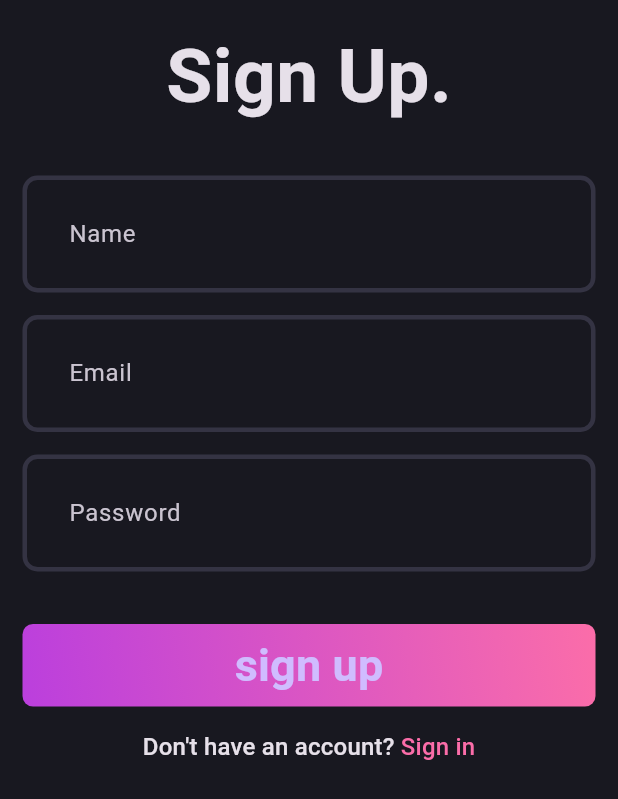
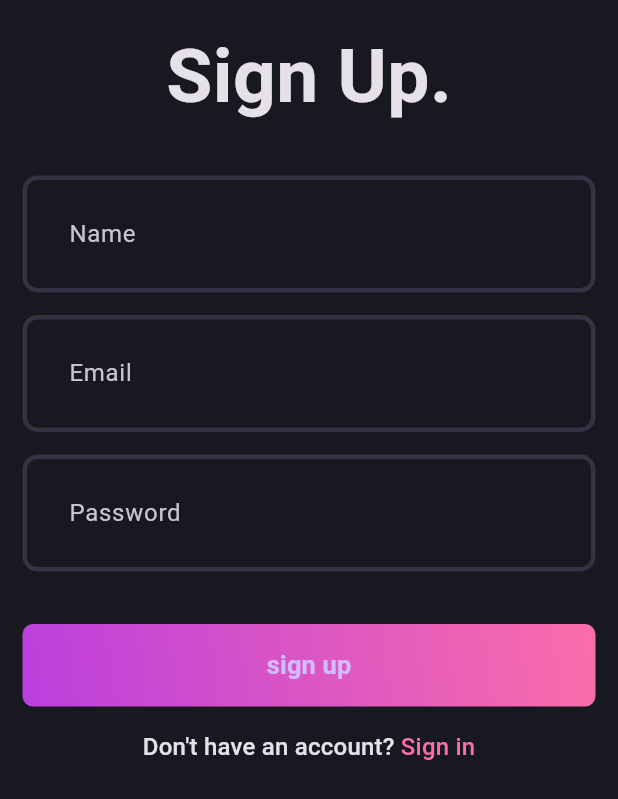
Before and after one commit to natanmuletahunde/sign_in-sign_up_flutter-, a Flutter app: the SignUpPage screen opened directly, on a phone screen of 412 x 824 dp. Shown: the top 799 px of the screen. Run offline on Flutter 3.47's test engine with Material 3 defaults, Android fonts, the phone set to English and light mode, and no system bars.

```diff
--- a/flutter_full_structure/lib/features/auth/presentation/pages/signup_page.dart
+++ b/flutter_full_structure/lib/features/auth/presentation/pages/signup_page.dart
@@ -63,7 +63,9 @@ class _SignUpPage extends State<SignUpPage> {
               ),
               const SizedBox(height: 15),
               const SizedBox(height: 20),
-              const AuthGradientButton(),
+              const AuthGradientButton(
+                buttonText: 'sign up'
+              ),
               const SizedBox(height: 15),
               RichText(
                 text: TextSpan(
--- a/flutter_full_structure/lib/features/auth/presentation/widgets/auth_gradient.dart
+++ b/flutter_full_structure/lib/features/auth/presentation/widgets/auth_gradient.dart
@@ -1,7 +1,8 @@
 import 'package:flutter/material.dart';
 import 'package:flutter_full_structure/core/theme/app_pallet.dart';
 class AuthGradientButton extends StatelessWidget {
-  const AuthGradientButton({super.key});
+  final String buttonText;
+  const AuthGradientButton({super.key, required this.buttonText});
 
   @override
   Widget build(BuildContext context) {
@@ -21,7 +22,7 @@ class AuthGradientButton extends StatelessWidget {
         backgroundColor:AppPallete.transparentColor,
         shadowColor: AppPallete.transparentColor,
        ),
-       child:const Text('sign up',style : TextStyle(fontSize: 30, fontWeight: FontWeight.w600),),
+       child: Text(buttonText,style :  const TextStyle(fontSize: 17, fontWeight: FontWeight.w600),),
        ),
      );
   }
```
